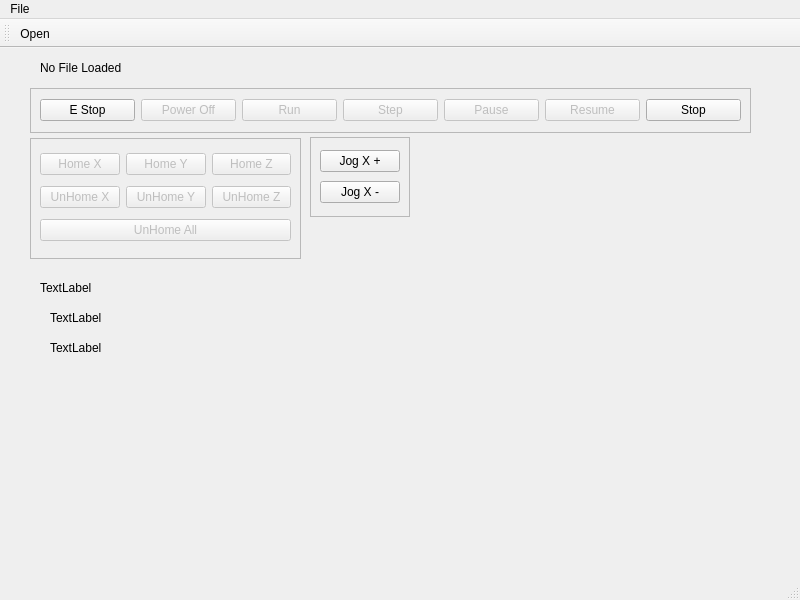
jethornton/EMC6, file emc/src/emc.ui: the form before one commit.
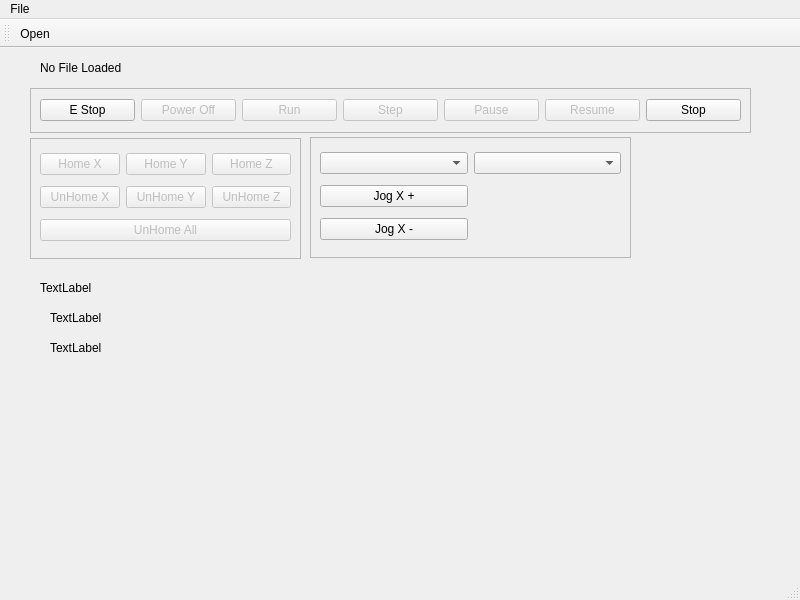
The form after the commit.

Commit message: get jog increments working

Patch:
```diff
--- a/emc/src/emc.ui
+++ b/emc/src/emc.ui
@@ -238,8 +238,8 @@
      <rect>
       <x>310</x>
       <y>89</y>
-      <width>100</width>
-      <height>80</height>
+      <width>321</width>
+      <height>121</height>
      </rect>
     </property>
     <property name="frameShape">
@@ -249,20 +249,26 @@
      <enum>QFrame::Raised</enum>
     </property>
     <layout class="QGridLayout" name="gridLayout_3">
-     <item row="0" column="0">
+     <item row="1" column="0">
       <widget class="QPushButton" name="jog_plus_pb_0">
        <property name="text">
         <string>Jog X +</string>
        </property>
       </widget>
      </item>
-     <item row="1" column="0">
+     <item row="0" column="0">
+      <widget class="QComboBox" name="jog_modes_cb"/>
+     </item>
+     <item row="2" column="0">
       <widget class="QPushButton" name="jog_minus_pb_0">
        <property name="text">
         <string>Jog X -</string>
        </property>
       </widget>
      </item>
+     <item row="0" column="1">
+      <widget class="QComboBox" name="jog_increments_cb"/>
+     </item>
     </layout>
    </widget>
   </widget>
```
The commit also changes 5 other files.
